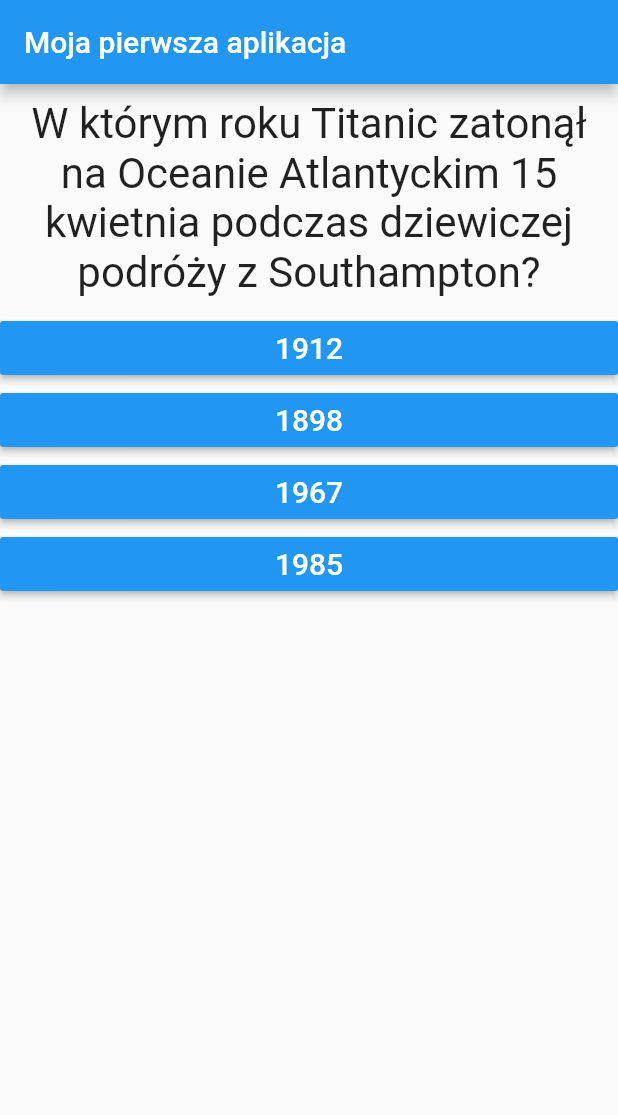
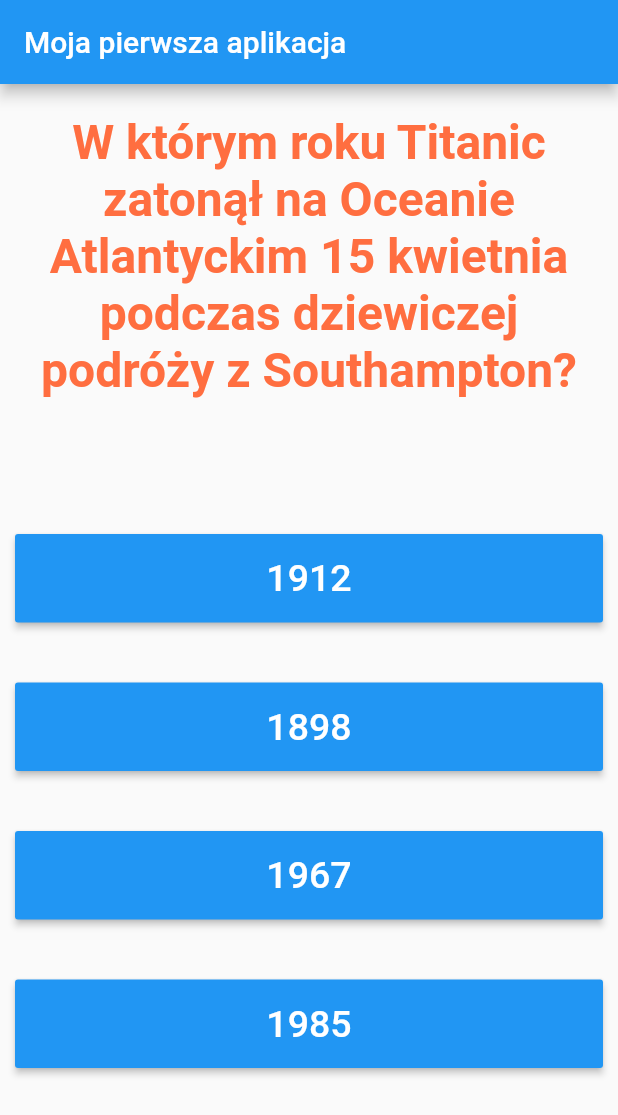
Before and after one commit to Piter98pl/QuizApp, a Flutter app: the screen it shows after launch, on a phone screen of 412 x 824 dp. Shown: the top 1115 px of the screen. Run offline on Flutter 3.47's test engine with Material 2 defaults, Android fonts, the phone set to English and light mode, and no system bars.

Commit message:
Added styling

```diff
--- a/lib/answer.dart
+++ b/lib/answer.dart
@@ -1,21 +1,24 @@
 import 'package:flutter/material.dart';
 
 class Answer extends StatelessWidget {
+  //Function means that the values stored in this property has to be a function or a pointer at a function
+
   final Function selectHandler;
   final String answerText;
-
   Answer(this.selectHandler, this.answerText);
 
   @override
   Widget build(BuildContext context) {
     return Container(
       width: double.infinity,
+      margin: EdgeInsets.only(left: 10, right: 10, top: 20, bottom: 20),
       child: RaisedButton(
+        padding: EdgeInsets.all(15),
         color: Colors.blue,
         textColor: Colors.white,
         child: Text(
           answerText,
-          style: TextStyle(fontSize: 20),
+          style: TextStyle(fontSize: 25),
         ),
         onPressed: selectHandler,
       ),
--- a/lib/main.dart
+++ b/lib/main.dart
@@ -91,6 +91,13 @@ class _MyFirstAppState extends State<MyFirstApp> {
   var _questionIndex = 0;
   var _totalScore = 0;
 
+  void _resetQuiz() {
+    setState(() {
+      _questionIndex = 0;
+      _totalScore = 0;
+    });
+  }
+
   void _answerQuestion(int score) {
     _totalScore = _totalScore + score;
 
@@ -124,7 +131,7 @@ class _MyFirstAppState extends State<MyFirstApp> {
                 questionIndex: _questionIndex,
                 questions: _questions,
               )
-            : Result(_totalScore),
+            : Result(_totalScore, _resetQuiz),
       ),
     );
   } //MaterialApp is a widget that does some base setup to turn your combination of widgets into a real app that can be rendered
--- a/lib/question.dart
+++ b/lib/question.dart
@@ -10,11 +10,17 @@ class Question extends StatelessWidget {
   Widget build(BuildContext context) {
     return Container(
       width: double.infinity,
-      margin: EdgeInsets.all(10), //10 device pixels of margin
+      margin: EdgeInsets.only(
+          left: 10,
+          right: 10,
+          top: 20,
+          bottom: 70), //10 device pixels of margin
       child: Text(
         questionText,
         style: TextStyle(
-          fontSize: 28,
+          fontSize: 32,
+          fontWeight: FontWeight.w600,
+          color: Colors.deepOrangeAccent,
         ),
         textAlign: TextAlign.center,
       ),
--- a/lib/quiz.dart
+++ b/lib/quiz.dart
@@ -9,10 +9,11 @@ class Quiz extends StatelessWidget {
   final int questionIndex;
   final Function answerQuestion;
 
-  Quiz(
-      {@required this.questions,
-      @required this.answerQuestion,
-      @required this.questionIndex});
+  Quiz({
+    @required this.questions,
+    @required this.answerQuestion,
+    @required this.questionIndex,
+  });
 
   @override
   Widget build(BuildContext context) {
```
Also changed, not shown: lib/result.dart (+19 -7 lines).
